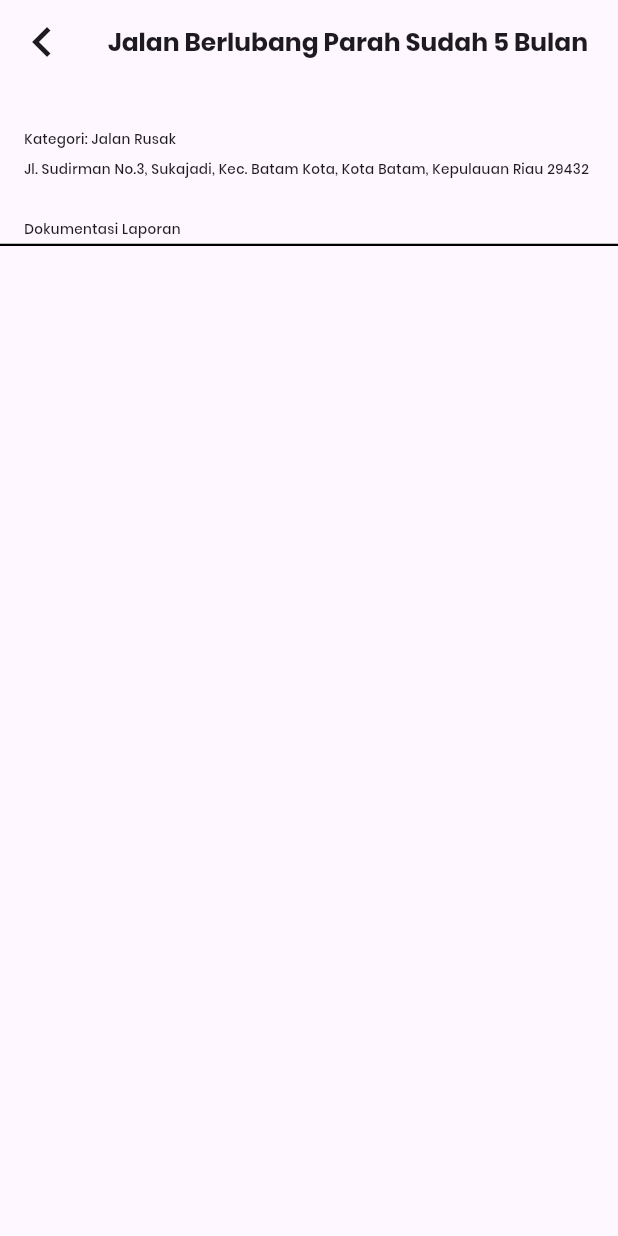
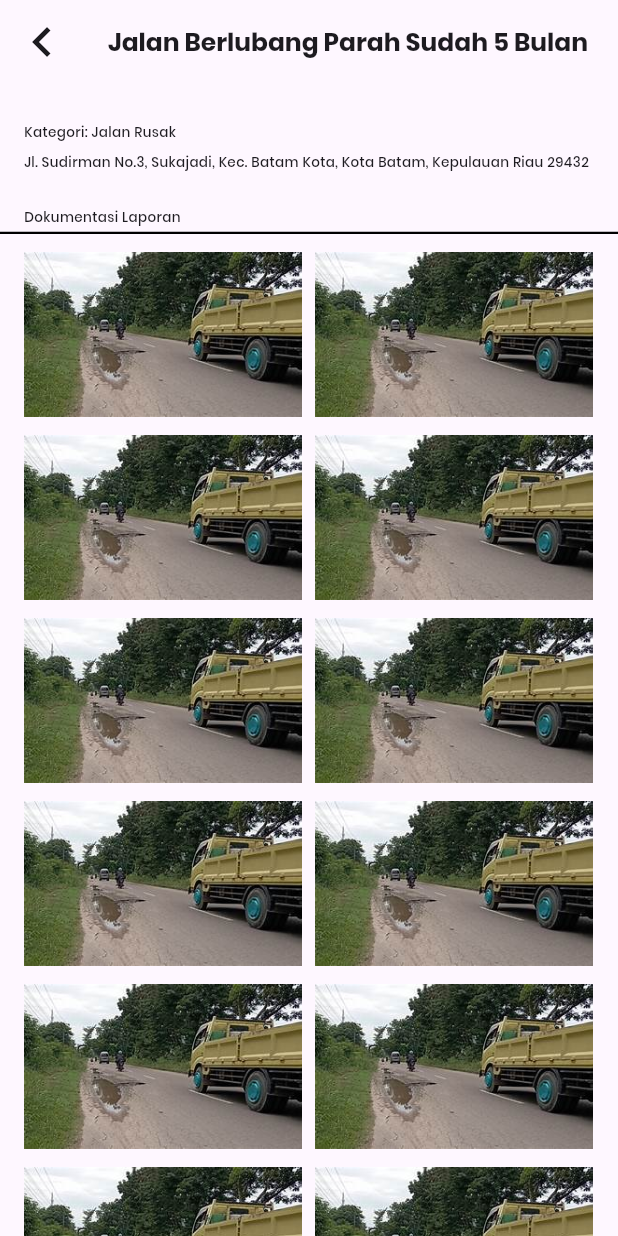
Before and after one commit to kaminariwhat/PBL20KMIPN, a Flutter app: the IsiRekomendasiScreen screen opened by its route, on a phone screen of 412 x 824 dp. Run offline on Flutter 3.47's test engine with Material 3 defaults, Android fonts, the phone set to English and light mode, and no system bars; missing offline and left inert: filter_list, flutter_osm_plugin.

Commit message:
update isi rekomendasi

```diff
--- a/lib/screens/isirekomendasi.dart
+++ b/lib/screens/isirekomendasi.dart
@@ -34,14 +34,15 @@ class _IsiRekomendasiScreenState extends State<IsiRekomendasiScreen> {
             )
           )
       ),
-
       body: SingleChildScrollView(
         child: Center(
           child: Column(
             children: [
+
+              //KODE TEXT KATEGORI
               const Padding(
                 padding: EdgeInsets.only(
-                top: 30
+                top: 25
                 ),
               child: SizedBox(
                 width: 380,
@@ -55,9 +56,10 @@ class _IsiRekomendasiScreenState extends State<IsiRekomendasiScreen> {
                 ),
               ),
 
+              //KODE TEKS ALAMAT
               const Padding(
                 padding: EdgeInsets.only(
-                bottom: 20
+                bottom: 17
                 ),
               child: SizedBox(
                 width: 380,
@@ -71,6 +73,7 @@ class _IsiRekomendasiScreenState extends State<IsiRekomendasiScreen> {
                 ),
               ),
 
+              //KODE TEKS DOKUMENTASI LAPORAN
               const Padding(
                 padding: EdgeInsets.only(
                 ),
@@ -86,6 +89,7 @@ class _IsiRekomendasiScreenState extends State<IsiRekomendasiScreen> {
                 ),
               ),
 
+              //KODE GARIS BATAS TEKS DOKUMENTASI LAPORAN DENGAN GAMBAR
               const SizedBox(
                 height: 1,
                 child: Row(
@@ -101,6 +105,36 @@ class _IsiRekomendasiScreenState extends State<IsiRekomendasiScreen> {
                 ),
               ),
 
+              //KODE GAMBAR DOKUMENTASI LAPORAN
+              Padding(
+                padding: const EdgeInsets.only(
+                  top: 12
+                  ),
+                child: SizedBox(
+                width: 380,
+                child: Wrap(
+                  spacing: 9.0,
+                  runSpacing: 12.0,
+                  children: List.generate(20, (index) {
+                    return InkWell(
+                      onTap: () {
+                        Navigator.pushNamed(context, '/isilapor');
+                      },
+                      child: const SizedBox(
+                        width: 185,
+                        height: 110,
+                        child: FittedBox(
+                          fit: BoxFit.fill,
+                          child: Image(
+                            image: AssetImage('assets/images/jalanrusak.jpg')
+                            ),
+                        ),
+                      ),
+                    );
+                  }),
+                ),
+              ),
+              )
 
 
             ],
```
